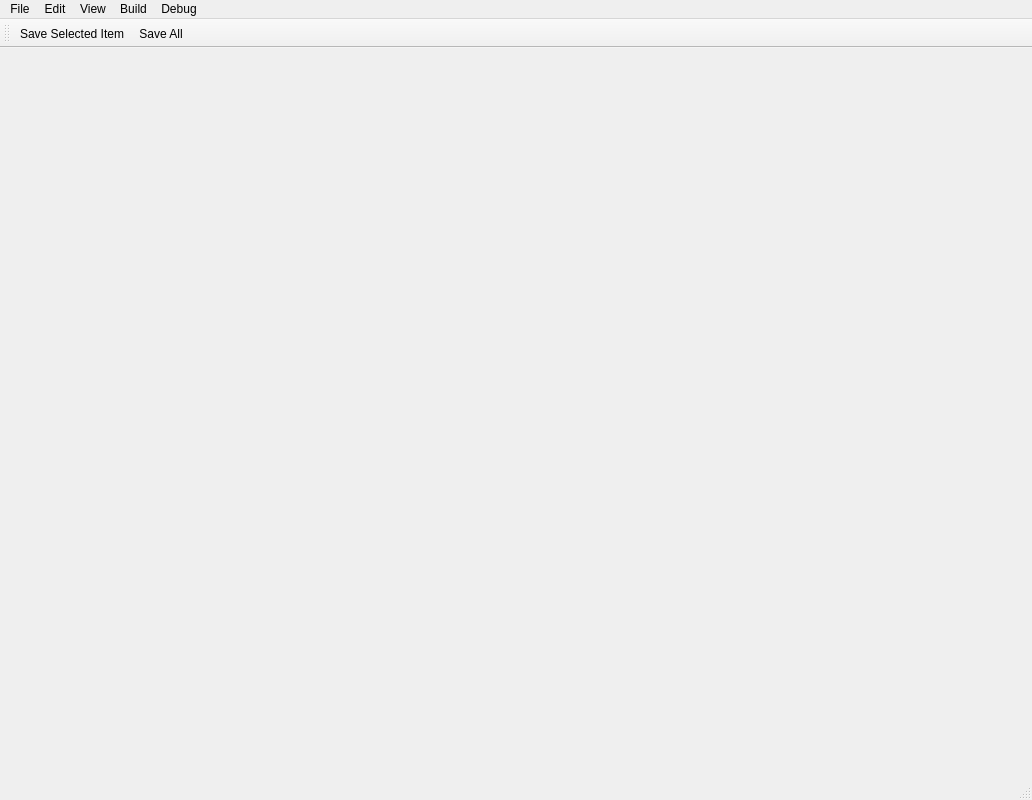
Qt form world_editor/world_editor.ui (coder965/flame) before a commit.
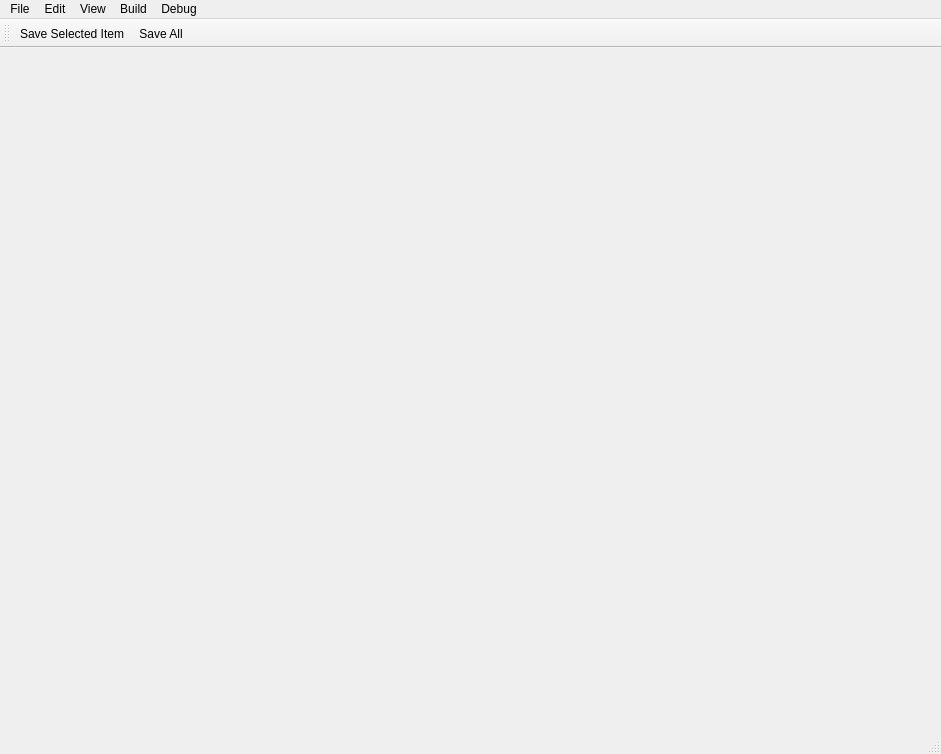
The same form after that commit. Icons and pictures are not drawn.

Patch:
```diff
--- a/world_editor/world_editor.ui
+++ b/world_editor/world_editor.ui
@@ -6,8 +6,8 @@
    <rect>
     <x>0</x>
     <y>0</y>
-    <width>1032</width>
-    <height>800</height>
+    <width>941</width>
+    <height>754</height>
    </rect>
   </property>
   <property name="windowTitle">
@@ -19,7 +19,7 @@
     <rect>
      <x>0</x>
      <y>0</y>
-     <width>1032</width>
+     <width>941</width>
      <height>26</height>
     </rect>
    </property>
```
Left out of the diff: 10 changed lines with no effect on the pictures.
